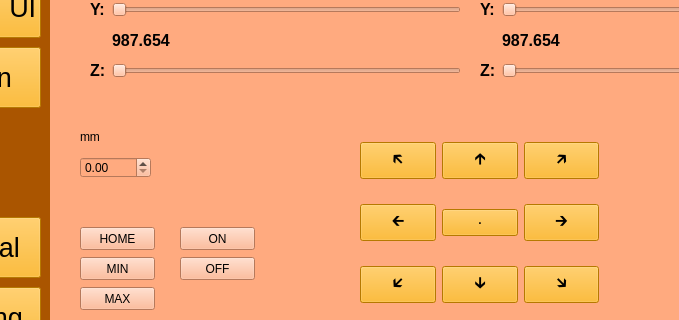
Old version of the form robotarm_gui/ros_gui_3.ui in the repository b6327835/robotarm; both pictures show x 100 to 779 and y 193 to 513 of the 1100 by 600 pixel window.
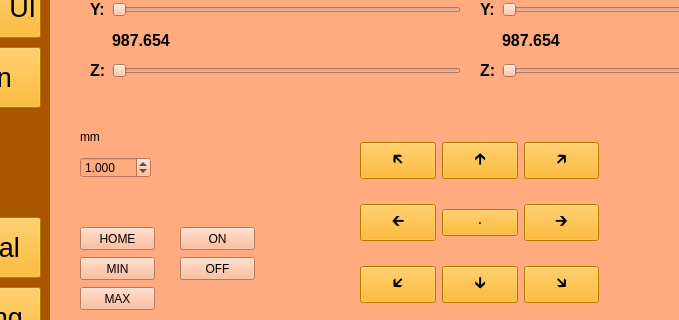
New version of the form. Icons and pictures are not drawn.

The edit to the form file:
```diff
--- a/robotarm_gui/ros_gui_3.ui
+++ b/robotarm_gui/ros_gui_3.ui
@@ -1190,6 +1190,18 @@
         <height>21</height>
        </rect>
       </property>
+      <property name="accelerated">
+       <bool>true</bool>
+      </property>
+      <property name="decimals">
+       <number>3</number>
+      </property>
+      <property name="stepType">
+       <enum>QAbstractSpinBox::AdaptiveDecimalStepType</enum>
+      </property>
+      <property name="value">
+       <double>1.000000000000000</double>
+      </property>
      </widget>
      <widget class="QLabel" name="label_36">
       <property name="geometry">
@@ -1266,7 +1278,7 @@
         </widget>
        </item>
        <item row="0" column="0">
-        <widget class="QPushButton" name="moveup_right_btn">
+        <widget class="QPushButton" name="moveup_left_btn">
          <property name="font">
           <font>
            <pointsize>12</pointsize>
@@ -1281,7 +1293,7 @@
         </widget>
        </item>
        <item row="0" column="2">
-        <widget class="QPushButton" name="moveup_left_btn">
+        <widget class="QPushButton" name="moveup_right_btn">
          <property name="font">
           <font>
            <pointsize>12</pointsize>
```
Left out of the diff: 10 changed lines with no effect on the pictures.
